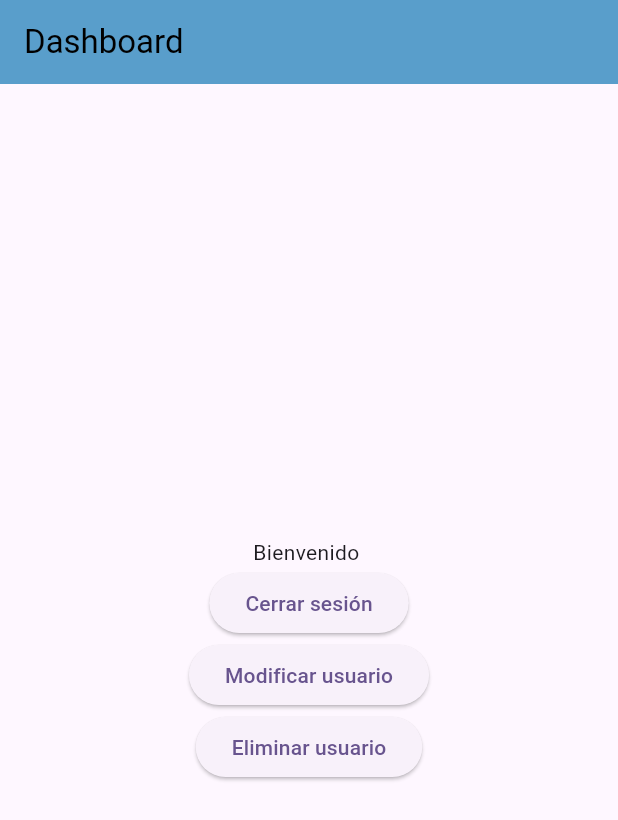
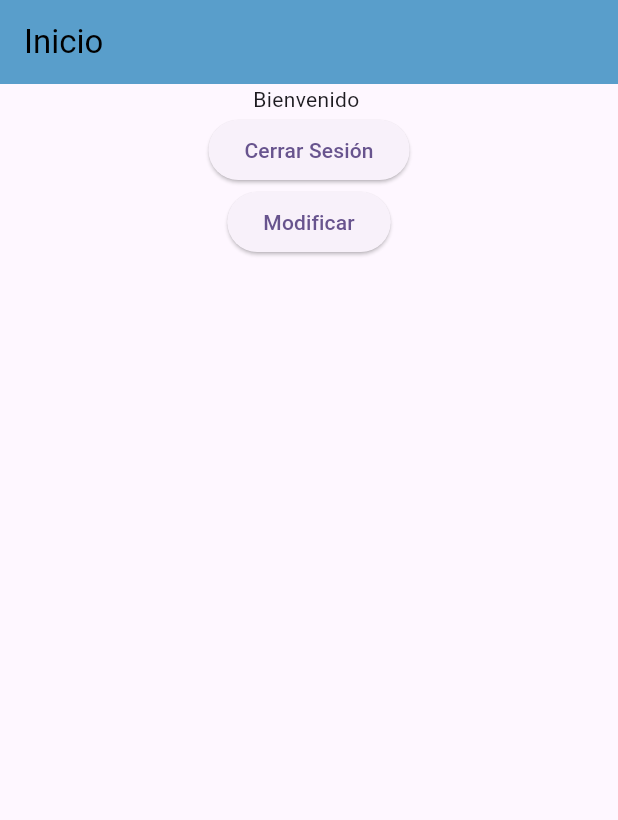
Before and after one commit to IvanRS9/nav, a Flutter app: the screen it shows after launch, after a tap on "Iniciar sesion", on a phone screen of 412 x 824 dp. Shown: the top 820 px of the screen. Run offline on Flutter 3.47's test engine with Material 3 defaults, Android fonts, the phone set to English and light mode, and no system bars; our stand-ins replace shared_preferences; missing offline and left inert: dart:js.

Commit message:
95%
Faltan push correctos y validacion de initstate en main

```diff
--- a/lib/home.dart
+++ b/lib/home.dart
@@ -1,59 +1,61 @@
 import 'package:flutter/material.dart';
-import 'package:shared_preferences/shared_preferences.dart';
 import 'package:nav/info.dart';
 import 'package:nav/main.dart';
+import 'package:shared_preferences/shared_preferences.dart';
 
-class Home extends StatelessWidget {
-  String activeuser;
+class Home extends StatefulWidget {
+  @override
+  _HomeState createState() => _HomeState();
+}
 
-  Home({required this.activeuser});
+class _HomeState extends State<Home> {
+  String _usuario = '';
+
+  @override
+  void initState() {
+    super.initState();
+    _getUser();
+  }
+
+  Future<void> _getUser() async {
+    SharedPreferences prefs = await SharedPreferences.getInstance();
+    setState(() {
+      _usuario = prefs.getString('_user') ?? '';
+    });
+  }
 
   @override
   Widget build(BuildContext context) {
-    final user = activeuser.toString;
-
     return Scaffold(
       appBar: AppBar(
         backgroundColor: const Color.fromRGBO(89, 158, 203, 1),
         title: const Text(
-          "Dashboard",
+          "Inicio",
           style: TextStyle(color: Colors.black),
         ),
       ),
       body: Center(
+        child: Center(
           child: Column(
-          mainAxisAlignment: MainAxisAlignment.center,
             children: <Widget>[
-            Text("Bienvenido " + activeuser.toString()),
+              Text('Bienvenido $_usuario'),
               ElevatedButton(
                   onPressed: () async {
                     final prefs = await SharedPreferences.getInstance();
-                await prefs.clear();
+                    prefs.clear();
 
-                Navigator.pushAndRemoveUntil(
-                    context,
-                    MaterialPageRoute(builder: (context) => MyApp()),
-                    (Route route) => false);
+                    Navigator.push(context,
+                        MaterialPageRoute(builder: (context) => MyApp()));
                   },
-              child: const Text("Cerrar sesión"),
-            ),
+                  child: Text("Cerrar Sesión")),
               ElevatedButton(
                   onPressed: () async {
-                  Navigator.push(
-                      context, MaterialPageRoute(builder: (context) => Info()));
+                    Navigator.push(context,
+                        MaterialPageRoute(builder: (context) => Info()));
                   },
-                child: const Text("Modificar usuario")),
-            ElevatedButton(
-                onPressed: () async {
-                  final prefs = await SharedPreferences.getInstance();
-
-                  prefs.clear();
-
-                  Navigator.pushReplacement(context,
-                      MaterialPageRoute(builder: (context) => MyApp()));
-                },
-                child: const Text("Eliminar usuario")),
+                  child: Text("Modificar"))
             ],
+          ),
         ),
       ),
     );
--- a/lib/main.dart
+++ b/lib/main.dart
@@ -52,6 +52,7 @@ class _MyHomePageState extends State<MyHomePage> {
     setState(() {});
   }
 
+
   @override
   Widget build(BuildContext context) {
     return Scaffold(
@@ -95,10 +96,8 @@ class _MyHomePageState extends State<MyHomePage> {
                     pref.setString('_user', _user);
                     pref.setBool('_session', true);
 
-                    Navigator.pushReplacement(
-                        context,
-                        MaterialPageRoute(
-                            builder: (context) => Home(activeuser: _user)));
+                    Navigator.pushReplacement(context,
+                        MaterialPageRoute(builder: (context) => Home()));
                   },
                   child: const Text("Iniciar sesion")),
               ElevatedButton(
```
Also changed, not shown: lib/info.dart (+64 -2 lines). Lines whose indentation alone changed are shown as unchanged.
